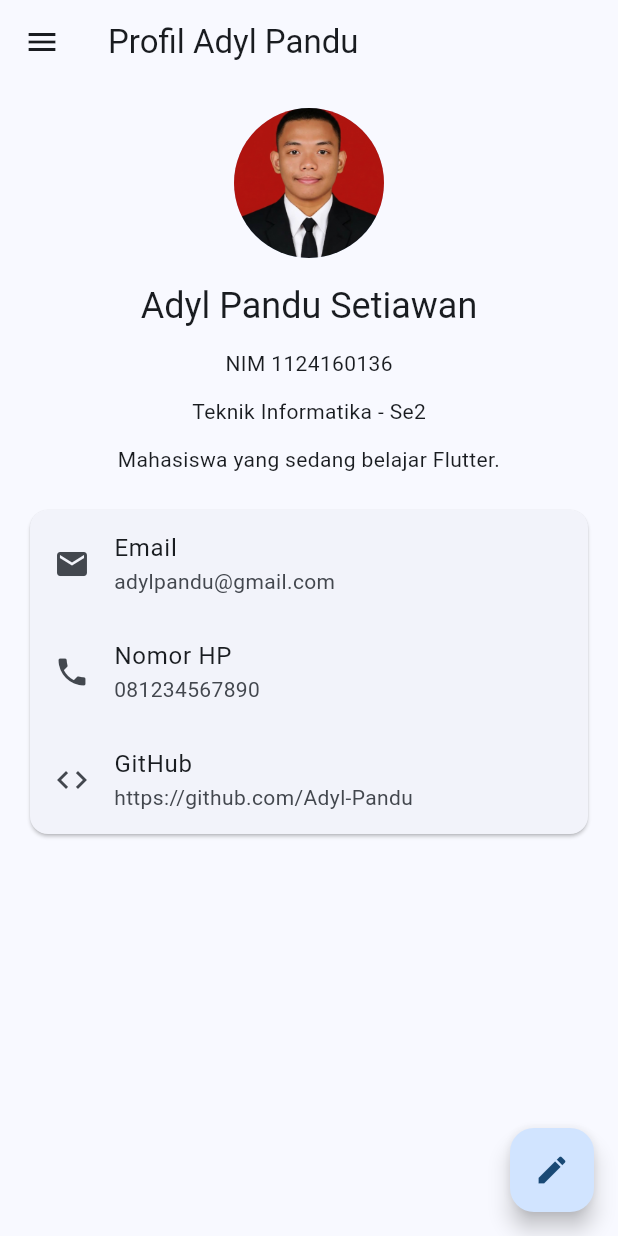
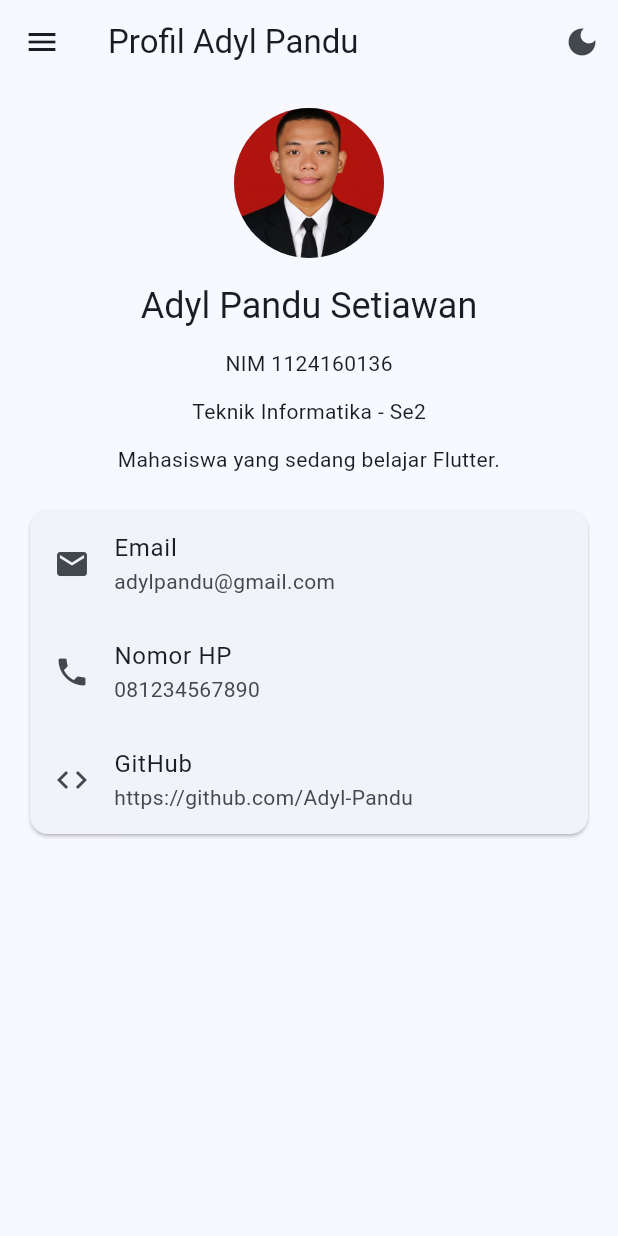
Before and after one commit to Adyl-Pandu/utsmobile, a Flutter app: the ProfilePage screen opened by its route, on a phone screen of 412 x 824 dp. Run offline on Flutter 3.47's test engine with Material 3 defaults, Android fonts, the phone set to English and light mode, and no system bars.

Commit message:
tema: tombol dan switch mode gelap

```diff
--- a/soal2_profi_app/lib/profile_page.dart
+++ b/soal2_profi_app/lib/profile_page.dart
@@ -1,5 +1,6 @@
 import 'package:flutter/material.dart';
 import 'edit_profile_page.dart';
+import 'theme_controller.dart';
 
 class ProfilePage extends StatefulWidget {
   const ProfilePage({super.key});
@@ -49,12 +50,29 @@ class _ProfilePageState extends State<ProfilePage> {
     }
   }
 
+  void _toggleTheme() {
+  themeNotifier.value = themeNotifier.value == ThemeMode.dark
+      ? ThemeMode.light
+      : ThemeMode.dark;
+}
+
   @override
   Widget build(BuildContext context) {
     return Scaffold(
       appBar: AppBar(
-        title: const Text('Profil Adyl Pandu'),
-      ),
+          title: const Text('Profil Adyl Pandu'),
+          actions: [
+            IconButton(
+              tooltip: 'Ganti tema',
+              icon: Icon(
+                Theme.of(context).brightness == Brightness.dark
+                    ? Icons.light_mode
+                    : Icons.dark_mode,
+              ),
+              onPressed: _toggleTheme,
+            ),
+          ],
+        ),
             drawer: Drawer(
         child: ListView(
           children: [
@@ -63,6 +81,12 @@ class _ProfilePageState extends State<ProfilePage> {
                 nama,
                 style: Theme.of(context).textTheme.titleLarge,
               ),
+            ),
+            SwitchListTile(
+              secondary: const Icon(Icons.dark_mode),
+              title: const Text('Mode Gelap'),
+              value: Theme.of(context).brightness == Brightness.dark,
+              onChanged: (_) => _toggleTheme(),
             ),
             ListTile(
               leading: const Icon(Icons.person),
@@ -93,10 +117,6 @@ class _ProfilePageState extends State<ProfilePage> {
             ),
           ],
         ),
-      ),
-      floatingActionButton: FloatingActionButton(
-        onPressed: _editProfil,
-        child: const Icon(Icons.edit),
       ),
       body: SafeArea(
         child: SingleChildScrollView(
@@ -147,7 +167,6 @@ class _ProfilePageState extends State<ProfilePage> {
                 ),
               ),
               const SizedBox(height: 72),
-
             ],
           ),
         ),
```
